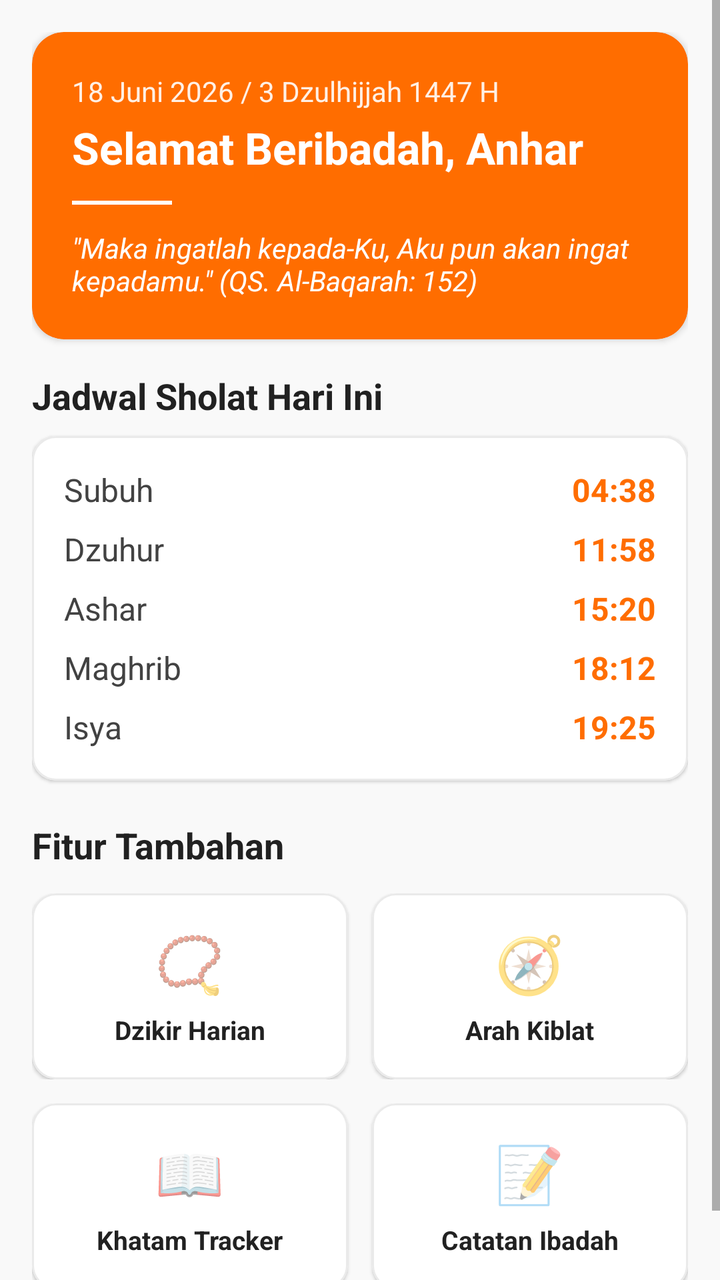
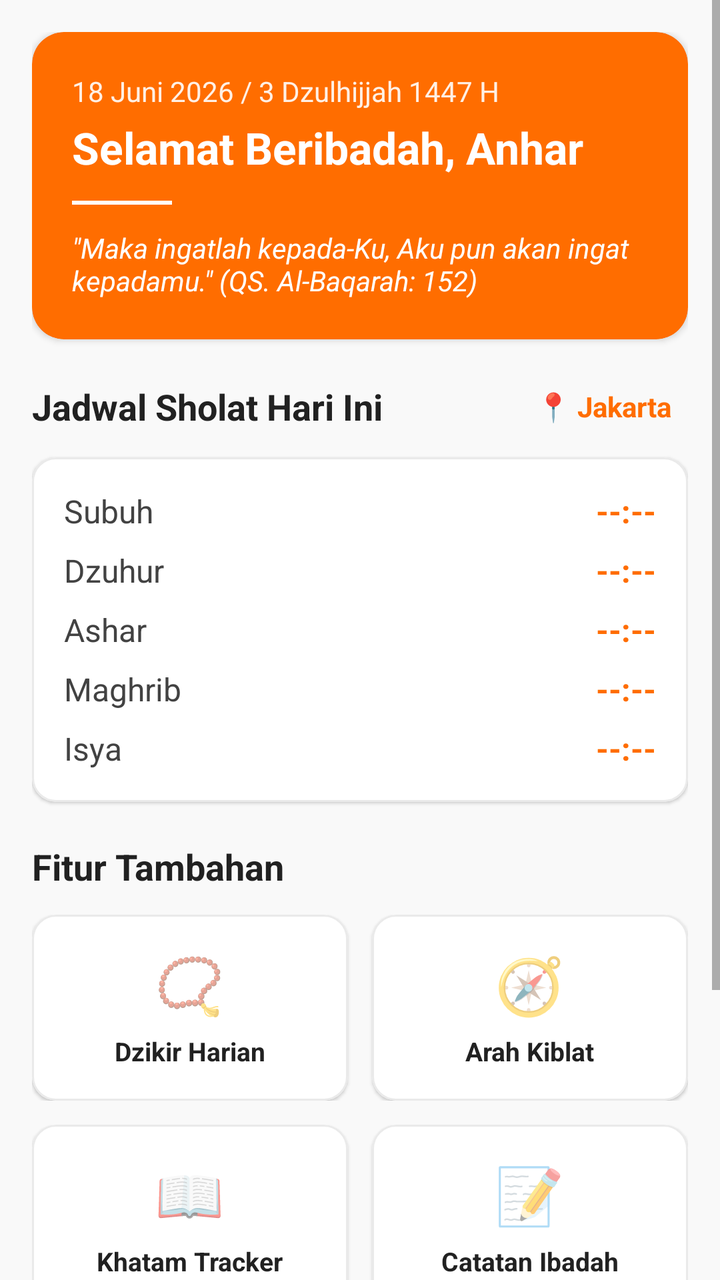

An Android layout rendered at two revisions. The XML below is the earlier revision; the diff shows what the commit changed to produce the second picture.
<!-- AndroidManifest.xml: application theme Quran -->
<!-- res/layout/fragment_pendamping_ibadah.xml -->
<?xml version="1.0" encoding="utf-8"?>
<ScrollView xmlns:android="http://schemas.android.com/apk/res/android"
    xmlns:app="http://schemas.android.com/apk/res-auto"
    android:layout_width="match_parent"
    android:layout_height="match_parent"
    android:background="#FFF9F9F9">

  <LinearLayout
      android:layout_width="match_parent"
      android:layout_height="wrap_content"
      android:orientation="vertical"
      android:padding="16dp">

    
    <com.google.android.material.card.MaterialCardView
        android:layout_width="match_parent"
        android:layout_height="wrap_content"
        app:cardCornerRadius="16dp"
        app:cardElevation="2dp"
        app:cardBackgroundColor="@color/accent_color"
        android:layout_marginBottom="16dp"
        app:strokeWidth="0dp">

      <LinearLayout
          android:layout_width="match_parent"
          android:layout_height="wrap_content"
          android:orientation="vertical"
          android:padding="20dp">

        <TextView
            android:layout_width="wrap_content"
            android:layout_height="wrap_content"
            android:text="18 Juni 2026 / 3 Dzulhijjah 1447 H"
            android:textColor="#FFFFFF"
            android:textSize="14sp"
            android:alpha="0.9" />

        <TextView
            android:layout_width="wrap_content"
            android:layout_height="wrap_content"
            android:text="Selamat Beribadah, Anhar"
            android:textColor="#FFFFFF"
            android:textSize="22sp"
            android:textStyle="bold"
            android:layout_marginTop="4dp" />

        <View
            android:layout_width="50dp"
            android:layout_height="2dp"
            android:background="#FFFFFF"
            android:layout_marginTop="12dp"
            android:layout_marginBottom="12dp"/>

        <TextView
            android:layout_width="match_parent"
            android:layout_height="wrap_content"
            android:text='&quot;Maka ingatlah kepada-Ku, Aku pun akan ingat kepadamu.&quot; (QS. Al-Baqarah: 152)'
            android:textColor="#FFFFFF"
            android:textSize="14sp"
            android:textStyle="italic" />
      </LinearLayout>
    </com.google.android.material.card.MaterialCardView>

    
    <TextView
        android:layout_width="wrap_content"
        android:layout_height="wrap_content"
        android:text="Jadwal Sholat Hari Ini"
        android:textColor="#212121"
        android:textSize="18sp"
        android:textStyle="bold"
        android:layout_marginBottom="8dp" />

    
    <com.google.android.material.card.MaterialCardView
        android:layout_width="match_parent"
        android:layout_height="wrap_content"
        app:cardCornerRadius="12dp"
        app:cardElevation="1dp"
        app:cardBackgroundColor="#FFFFFF"
        android:layout_marginBottom="20dp"
        app:strokeWidth="1dp"
        app:strokeColor="#FFEAEAEA">

      <LinearLayout
          android:layout_width="match_parent"
          android:layout_height="wrap_content"
          android:orientation="vertical"
          android:padding="16dp">

        
        <RelativeLayout
            android:layout_width="match_parent"
            android:layout_height="wrap_content"
            android:layout_marginBottom="8dp">
          <TextView
              android:layout_width="wrap_content"
              android:layout_height="wrap_content"
              android:text="Subuh"
              android:textColor="#424242"
              android:textSize="16sp"/>
          <TextView
              android:layout_width="wrap_content"
              android:layout_height="wrap_content"
              android:text="04:38"
              android:textColor="@color/accent_color"
              android:textSize="16sp"
              android:textStyle="bold"
              android:layout_alignParentEnd="true"/>
        </RelativeLayout>

        
        <RelativeLayout
            android:layout_width="match_parent"
            android:layout_height="wrap_content"
            android:layout_marginBottom="8dp">
          <TextView
              android:layout_width="wrap_content"
              android:layout_height="wrap_content"
              android:text="Dzuhur"
              android:textColor="#424242"
              android:textSize="16sp"/>
          <TextView
              android:layout_width="wrap_content"
              android:layout_height="wrap_content"
              android:text="11:58"
              android:textColor="@color/accent_color"
              android:textSize="16sp"
              android:textStyle="bold"
              android:layout_alignParentEnd="true"/>
        </RelativeLayout>

        
        <RelativeLayout
            android:layout_width="match_parent"
            android:layout_height="wrap_content"
            android:layout_marginBottom="8dp">
          <TextView
              android:layout_width="wrap_content"
              android:layout_height="wrap_content"
              android:text="Ashar"
              android:textColor="#424242"
              android:textSize="16sp"/>
          <TextView
              android:layout_width="wrap_content"
              android:layout_height="wrap_content"
              android:text="15:20"
              android:textColor="@color/accent_color"
              android:textSize="16sp"
              android:textStyle="bold"
              android:layout_alignParentEnd="true"/>
        </RelativeLayout>

        
        <RelativeLayout
            android:layout_width="match_parent"
            android:layout_height="wrap_content"
            android:layout_marginBottom="8dp">
          <TextView
              android:layout_width="wrap_content"
              android:layout_height="wrap_content"
              android:text="Maghrib"
              android:textColor="#424242"
              android:textSize="16sp"/>
          <TextView
              android:layout_width="wrap_content"
              android:layout_height="wrap_content"
              android:text="18:12"
              android:textColor="@color/accent_color"
              android:textSize="16sp"
              android:textStyle="bold"
              android:layout_alignParentEnd="true"/>
        </RelativeLayout>

        
        <RelativeLayout
            android:layout_width="match_parent"
            android:layout_height="wrap_content">
          <TextView
              android:layout_width="wrap_content"
              android:layout_height="wrap_content"
              android:text="Isya"
              android:textColor="#424242"
              android:textSize="16sp"/>
          <TextView
              android:layout_width="wrap_content"
              android:layout_height="wrap_content"
              android:text="19:25"
              android:textColor="@color/accent_color"
              android:textSize="16sp"
              android:textStyle="bold"
              android:layout_alignParentEnd="true"/>
        </RelativeLayout>
      </LinearLayout>
    </com.google.android.material.card.MaterialCardView>

    
    <TextView
        android:layout_width="wrap_content"
        android:layout_height="wrap_content"
        android:text="Fitur Tambahan"
        android:textColor="#212121"
        android:textSize="18sp"
        android:textStyle="bold"
        android:layout_marginBottom="12dp" />

    
    <LinearLayout
        android:layout_width="match_parent"
        android:layout_height="wrap_content"
        android:orientation="horizontal"
        android:layout_marginBottom="12dp">

      
      <com.google.android.material.card.MaterialCardView
          android:id="@+id/card_dzikir"
          android:layout_width="0dp"
          android:layout_height="wrap_content"
          android:layout_weight="1"
          app:cardCornerRadius="12dp"
          app:cardElevation="1dp"
          app:cardBackgroundColor="#FFFFFF"
          android:layout_marginEnd="6dp"
          app:strokeWidth="1dp"
          app:strokeColor="#FFEAEAEA"
          android:clickable="true"
          android:focusable="true">
        <LinearLayout
            android:layout_width="match_parent"
            android:layout_height="wrap_content"
            android:orientation="vertical"
            android:padding="16dp"
            android:gravity="center">
          <TextView
              android:layout_width="wrap_content"
              android:layout_height="wrap_content"
              android:text="📿"
              android:textSize="28sp"
              android:layout_marginBottom="6dp"/>
          <TextView
              android:layout_width="wrap_content"
              android:layout_height="wrap_content"
              android:text="Dzikir Harian"
              android:textColor="#212121"
              android:textSize="13sp"
              android:textStyle="bold" />
        </LinearLayout>
      </com.google.android.material.card.MaterialCardView>

      
      <com.google.android.material.card.MaterialCardView
          android:id="@+id/card_kiblat"
          android:layout_width="0dp"
          android:layout_height="wrap_content"
          android:layout_weight="1"
          app:cardCornerRadius="12dp"
          app:cardElevation="1dp"
          app:cardBackgroundColor="#FFFFFF"
          android:layout_marginStart="6dp"
          app:strokeWidth="1dp"
          app:strokeColor="#FFEAEAEA"
          android:clickable="true"
          android:focusable="true">
        <LinearLayout
            android:layout_width="match_parent"
            android:layout_height="wrap_content"
            android:orientation="vertical"
            android:padding="16dp"
            android:gravity="center">
          <TextView
              android:layout_width="wrap_content"
              android:layout_height="wrap_content"
              android:text="🧭"
              android:textSize="28sp"
              android:layout_marginBottom="6dp"/>
          <TextView
              android:layout_width="wrap_content"
              android:layout_height="wrap_content"
              android:text="Arah Kiblat"
              android:textColor="#212121"
              android:textSize="13sp"
              android:textStyle="bold" />
        </LinearLayout>
      </com.google.android.material.card.MaterialCardView>
    </LinearLayout>

    
    <LinearLayout
        android:layout_width="match_parent"
        android:layout_height="wrap_content"
        android:orientation="horizontal"
        android:layout_marginBottom="16dp">

      
      <com.google.android.material.card.MaterialCardView
          android:id="@+id/card_khatam"
          android:layout_width="0dp"
          android:layout_height="wrap_content"
          android:layout_weight="1"
          app:cardCornerRadius="12dp"
          app:cardElevation="1dp"
          app:cardBackgroundColor="#FFFFFF"
          android:layout_marginEnd="6dp"
          app:strokeWidth="1dp"
          app:strokeColor="#FFEAEAEA"
          android:clickable="true"
          android:focusable="true">
        <LinearLayout
            android:layout_width="match_parent"
            android:layout_height="wrap_content"
            android:orientation="vertical"
            android:padding="16dp"
            android:gravity="center">
          <TextView
              android:layout_width="wrap_content"
              android:layout_height="wrap_content"
              android:text="📖"
              android:textSize="28sp"
              android:layout_marginBottom="6dp"/>
          <TextView
              android:layout_width="wrap_content"
              android:layout_height="wrap_content"
              android:text="Khatam Tracker"
              android:textColor="#212121"
              android:textSize="13sp"
              android:textStyle="bold" />
        </LinearLayout>
      </com.google.android.material.card.MaterialCardView>

      
      <com.google.android.material.card.MaterialCardView
          android:id="@+id/card_catatan"
          android:layout_width="0dp"
          android:layout_height="wrap_content"
          android:layout_weight="1"
          app:cardCornerRadius="12dp"
          app:cardElevation="1dp"
          app:cardBackgroundColor="#FFFFFF"
          android:layout_marginStart="6dp"
          app:strokeWidth="1dp"
          app:strokeColor="#FFEAEAEA"
          android:clickable="true"
          android:focusable="true">
        <LinearLayout
            android:layout_width="match_parent"
            android:layout_height="wrap_content"
            android:orientation="vertical"
            android:padding="16dp"
            android:gravity="center">
          <TextView
              android:layout_width="wrap_content"
              android:layout_height="wrap_content"
              android:text="📝"
              android:textSize="28sp"
              android:layout_marginBottom="6dp"/>
          <TextView
              android:layout_width="wrap_content"
              android:layout_height="wrap_content"
              android:text="Catatan Ibadah"
              android:textColor="#212121"
              android:textSize="13sp"
              android:textStyle="bold" />
        </LinearLayout>
      </com.google.android.material.card.MaterialCardView>
    </LinearLayout>

  </LinearLayout>
</ScrollView>
<!-- resources referenced by this layout -->
<resources>
  <color name="accent_color">#ffff6d00</color>
  <style name="Quran" parent="Theme.MaterialComponents.DayNight.Bridge">
      <item name="colorAccent">@color/accent_color</item>
      <item name="spinnerStyle">?attr/actionDropDownStyle</item>
      <item name="spinnerDropDownItemStyle">@style/SherlockDropDownItem</item>
      <item name="spinnerItemStyle">@style/SherlockSpinnerItem</item>
    </style>
</resources>

<!-- the commit's change to res/layout/fragment_pendamping_ibadah.xml (unified diff, before → after) -->
@@ -62,14 +62,35 @@
     </com.google.android.material.card.MaterialCardView>
 
     
-    <TextView
-        android:layout_width="wrap_content"
-        android:layout_height="wrap_content"
-        android:text="Jadwal Sholat Hari Ini"
-        android:textColor="#212121"
-        android:textSize="18sp"
-        android:textStyle="bold"
-        android:layout_marginBottom="8dp" />
+    <LinearLayout
+        android:layout_width="match_parent"
+        android:layout_height="wrap_content"
+        android:orientation="horizontal"
+        android:gravity="center_vertical"
+        android:layout_marginBottom="8dp">
+
+      <TextView
+          android:layout_width="0dp"
+          android:layout_height="wrap_content"
+          android:layout_weight="1"
+          android:text="Jadwal Sholat Hari Ini"
+          android:textColor="#212121"
+          android:textSize="18sp"
+          android:textStyle="bold" />
+
+      <TextView
+          android:id="@+id/btn_select_city"
+          android:layout_width="wrap_content"
+          android:layout_height="wrap_content"
+          android:text="📍 Jakarta"
+          android:textColor="@color/accent_color"
+          android:textSize="14sp"
+          android:textStyle="bold"
+          android:background="?attr/selectableItemBackgroundBorderless"
+          android:padding="8dp"
+          android:clickable="true"
+          android:focusable="true" />
+    </LinearLayout>
 
     
     <com.google.android.material.card.MaterialCardView
@@ -100,9 +121,10 @@
               android:textColor="#424242"
               android:textSize="16sp"/>
           <TextView
-              android:layout_width="wrap_content"
-              android:layout_height="wrap_content"
-              android:text="04:38"
+              android:id="@+id/tv_subuh"
+              android:layout_width="wrap_content"
+              android:layout_height="wrap_content"
+              android:text="--:--"
               android:textColor="@color/accent_color"
               android:textSize="16sp"
               android:textStyle="bold"
@@ -121,9 +143,10 @@
               android:textColor="#424242"
               android:textSize="16sp"/>
           <TextView
-              android:layout_width="wrap_content"
-              android:layout_height="wrap_content"
-              android:text="11:58"
+              android:id="@+id/tv_dzuhur"
+              android:layout_width="wrap_content"
+              android:layout_height="wrap_content"
+              android:text="--:--"
               android:textColor="@color/accent_color"
               android:textSize="16sp"
               android:textStyle="bold"
@@ -142,9 +165,10 @@
               android:textColor="#424242"
               android:textSize="16sp"/>
           <TextView
-              android:layout_width="wrap_content"
-              android:layout_height="wrap_content"
-              android:text="15:20"
+              android:id="@+id/tv_ashar"
+              android:layout_width="wrap_content"
+              android:layout_height="wrap_content"
+              android:text="--:--"
               android:textColor="@color/accent_color"
               android:textSize="16sp"
               android:textStyle="bold"
@@ -163,9 +187,10 @@
               android:textColor="#424242"
               android:textSize="16sp"/>
           <TextView
-              android:layout_width="wrap_content"
-              android:layout_height="wrap_content"
-              android:text="18:12"
+              android:id="@+id/tv_maghrib"
+              android:layout_width="wrap_content"
+              android:layout_height="wrap_content"
+              android:text="--:--"
               android:textColor="@color/accent_color"
               android:textSize="16sp"
               android:textStyle="bold"
@@ -183,9 +208,10 @@
               android:textColor="#424242"
               android:textSize="16sp"/>
           <TextView
-              android:layout_width="wrap_content"
-              android:layout_height="wrap_content"
-              android:text="19:25"
+              android:id="@+id/tv_isya"
+              android:layout_width="wrap_content"
+              android:layout_height="wrap_content"
+              android:text="--:--"
               android:textColor="@color/accent_color"
               android:textSize="16sp"
               android:textStyle="bold"
@@ -364,5 +390,70 @@
       </com.google.android.material.card.MaterialCardView>
     </LinearLayout>
 
+    
+    <com.google.android.material.card.MaterialCardView
+        android:layout_width="match_parent"
+        android:layout_height="wrap_content"
+        app:cardCornerRadius="12dp"
+        app:cardElevation="2dp"
+        app:cardBackgroundColor="#FFFFFF"
+        android:layout_marginBottom="16dp"
+        app:strokeWidth="1dp"
+        app:strokeColor="#FFEAEAEA">
+
+      <LinearLayout
+          android:layout_width="match_parent"
+          android:layout_height="wrap_content"
+          android:orientation="vertical"
+          android:padding="16dp">
+
+        <LinearLayout
+            android:layout_width="match_parent"
+            android:layout_height="wrap_content"
+            android:orientation="horizontal"
+            android:gravity="center_vertical">
+
+          <LinearLayout
+              android:layout_width="0dp"
+              android:layout_height="wrap_content"
+              android:layout_weight="1"
+              android:orientation="vertical">
+
+            <TextView
+                android:layout_width="wrap_content"
+                android:layout_height="wrap_content"
+                android:text="🔔 Notifikasi Adzan"
+                android:textColor="#212121"
+                android:textSize="16sp"
+                android:textStyle="bold"/>
+
+            <TextView
+                android:id="@+id/tv_adhan_status"
+                android:layout_width="wrap_content"
+                android:layout_height="wrap_content"
+                android:text="Nonaktif — Tap untuk mengaktifkan"
+                android:textColor="#757575"
+                android:textSize="12sp"
+                android:layout_marginTop="2dp"/>
+          </LinearLayout>
+
+          <com.google.android.material.switchmaterial.SwitchMaterial
+              android:id="@+id/switch_adhan"
+              android:layout_width="wrap_content"
+              android:layout_height="wrap_content"
+              android:checked="false"
+              app:trackTint="@color/accent_color"/>
+        </LinearLayout>
+
+        <TextView
+            android:layout_width="wrap_content"
+            android:layout_height="wrap_content"
+            android:text="Aktifkan untuk mendapat notifikasi 5 menit sebelum adzan dan suara adzan otomatis saat waktu sholat tiba."
+            android:textColor="#9E9E9E"
+            android:textSize="12sp"
+            android:layout_marginTop="8dp"/>
+      </LinearLayout>
+    </com.google.android.material.card.MaterialCardView>
+
   </LinearLayout>
 </ScrollView>
